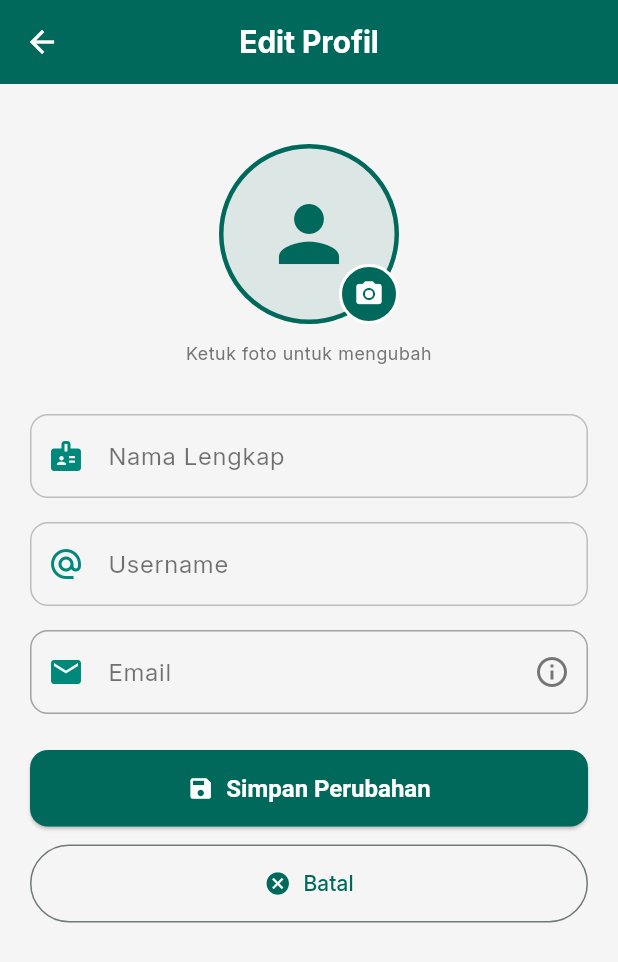
After one commit to kanochiiyo/quizverse-v2, a Flutter app: the ProfileView screen opened directly, after a tap on "Edit Profil", on a phone screen of 412 x 824 dp. The commit adds this screen. Shown: the top 962 px of the screen. Run offline on Flutter 3.47's test engine with Material 3 defaults, Android fonts, the phone set to English and light mode, and no system bars; our stand-ins replace cloud_firestore, confetti, dio, firebase_auth, firebase_core, flutter_local_notifications and 8 more; accounts and stored records are empty.

Commit message:
feat(profile): implement crud for profile view

```diff
--- /dev/null
+++ b/lib/views/home/edit_profile_view.dart
@@ -0,0 +1,451 @@
+import 'dart:io';
+import 'package:flutter/material.dart';
+import 'package:image_picker/image_picker.dart';
+import 'package:firebase_auth/firebase_auth.dart';
+import 'package:quizverse/services/profile_service.dart';
+
+class EditProfileView extends StatefulWidget {
+  final String fullName;
+  final String username;
+  final String email;
+  final String? profilePhotoUrl;
+
+  const EditProfileView({
+    super.key,
+    required this.fullName,
+    required this.username,
+    required this.email,
+    this.profilePhotoUrl,
+  });
+
+  @override
+  State<EditProfileView> createState() => _EditProfileViewState();
+}
+
+class _EditProfileViewState extends State<EditProfileView> {
+  final ProfileService _profileService = ProfileService();
+  final ImagePicker _imagePicker = ImagePicker();
+
+  late TextEditingController _fullNameController;
+  late TextEditingController _usernameController;
+  late TextEditingController _emailController;
+
+  File? _newProfileImage;
+  bool _deleteCurrentPhoto = false;
+  bool _isLoading = false;
+  String? _errorMessage;
+
+  @override
+  void initState() {
+    super.initState();
+    _fullNameController = TextEditingController(text: widget.fullName);
+    _usernameController = TextEditingController(text: widget.username);
+    _emailController = TextEditingController(text: widget.email);
+  }
+
+  @override
+  void dispose() {
+    _fullNameController.dispose();
+    _usernameController.dispose();
+    _emailController.dispose();
+    super.dispose();
+  }
+
+  Future<void> _pickImageFromGallery() async {
+    try {
+      final XFile? pickedFile = await _imagePicker.pickImage(
+        source: ImageSource.gallery,
+        maxWidth: 800,
+        maxHeight: 800,
+        imageQuality: 85,
+      );
+
+      if (pickedFile != null) {
+        setState(() {
+          _newProfileImage = File(pickedFile.path);
+          _deleteCurrentPhoto = false;
+        });
+
+        debugPrint('Image selected from gallery: ${pickedFile.path}');
+      } else {
+        debugPrint('No image selected from gallery');
+      }
+    } catch (e) {
+      debugPrint('Error picking image: $e');
+      if (mounted) {
+        ScaffoldMessenger.of(context).showSnackBar(
+          SnackBar(
+            content: Text('Gagal memilih foto: ${e.toString()}'),
+            backgroundColor: Colors.red,
+          ),
+        );
+      }
+    }
+  }
+
+  Future<void> _pickImageFromCamera() async {
+    try {
+      final XFile? pickedFile = await _imagePicker.pickImage(
+        source: ImageSource.camera,
+        maxWidth: 800,
+        maxHeight: 800,
+        imageQuality: 85,
+        preferredCameraDevice: CameraDevice.front,
+      );
+
+      if (pickedFile != null) {
+        setState(() {
+          _newProfileImage = File(pickedFile.path);
+          _deleteCurrentPhoto = false;
+        });
+
+        debugPrint('Photo taken from camera: ${pickedFile.path}');
+      } else {
+        debugPrint('Camera cancelled');
+      }
+    } catch (e) {
+      debugPrint('Error taking photo: $e');
+      if (mounted) {
+        ScaffoldMessenger.of(context).showSnackBar(
+          SnackBar(
+            content: Text('Gagal mengambil foto: ${e.toString()}'),
+            backgroundColor: Colors.red,
+          ),
+        );
+      }
+    }
+  }
+
+  void _showPhotoOptions() {
+    showModalBottomSheet(
+      context: context,
+      shape: const RoundedRectangleBorder(
+        borderRadius: BorderRadius.vertical(top: Radius.circular(20)),
+      ),
+      builder: (context) {
+        return SafeArea(
+          child: Padding(
+            padding: const EdgeInsets.symmetric(vertical: 20),
+            child: Column(
+              mainAxisSize: MainAxisSize.min,
+              children: [
+                ListTile(
+                  leading: const Icon(Icons.photo_library, color: Colors.blue),
+                  title: const Text('Pilih dari Galeri'),
+                  onTap: () {
+                    Navigator.pop(context);
+                    _pickImageFromGallery();
+                  },
+                ),
+                ListTile(
+                  leading: const Icon(Icons.camera_alt, color: Colors.green),
+                  title: const Text('Ambil Foto'),
+                  onTap: () {
+                    Navigator.pop(context);
+                    _pickImageFromCamera();
+                  },
+                ),
+                if (widget.profilePhotoUrl != null || _newProfileImage != null)
+                  ListTile(
+                    leading: const Icon(Icons.delete, color: Colors.red),
+                    title: const Text('Hapus Foto Profil'),
+                    onTap: () {
+                      Navigator.pop(context);
+                      setState(() {
+                        _newProfileImage = null;
+                        _deleteCurrentPhoto = true;
+                      });
+                    },
+                  ),
+                const Divider(),
+                ListTile(
+                  leading: const Icon(Icons.close),
+                  title: const Text('Batal'),
+                  onTap: () => Navigator.pop(context),
+                ),
+              ],
+            ),
+          ),
+        );
+      },
+    );
+  }
+
+  Future<void> _updateProfile() async {
+    final fullName = _fullNameController.text.trim();
+    final username = _usernameController.text.trim();
+
+    if (fullName.isEmpty) {
+      setState(() {
+        _errorMessage = 'Nama lengkap tidak boleh kosong!';
+      });
+      return;
+    }
+
+    if (username.isEmpty) {
+      setState(() {
+        _errorMessage = 'Username tidak boleh kosong!';
+      });
+      return;
+    }
+
+    if (username.length < 3) {
+      setState(() {
+        _errorMessage = 'Username minimal 3 karakter!';
+      });
+      return;
+    }
+
+    setState(() {
+      _isLoading = true;
+      _errorMessage = null;
+    });
+
+    try {
+      final userId = FirebaseAuth.instance.currentUser?.uid;
+      if (userId == null) {
+        throw Exception('User tidak ditemukan');
+      }
+
+      if (username != widget.username) {
+        final isAvailable = await _profileService.isUsernameAvailable(
+          username,
+          userId,
+        );
+
+        if (!isAvailable) {
+          setState(() {
+            _errorMessage = 'Username "$username" sudah digunakan!';
+            _isLoading = false;
+          });
+          return;
+        }
+      }
+
+      await _profileService.updateProfile(
+        userId: userId,
+        fullName: fullName,
+        username: username,
+        newProfileImage: _newProfileImage,
+        deleteProfilePhoto: _deleteCurrentPhoto,
+      );
+
+      if (!mounted) return;
+
+      ScaffoldMessenger.of(context).showSnackBar(
+        const SnackBar(
+          content: Text('Profil berhasil diperbarui!'),
+          backgroundColor: Colors.green,
+        ),
+      );
+
+      Navigator.pop(context, true);
+    } catch (e) {
+      if (!mounted) return;
+      setState(() {
+        _errorMessage = e.toString().contains('Exception:')
+            ? e.toString().replaceFirst('Exception: ', '')
+            : 'Gagal memperbarui profil: ${e.toString()}';
+      });
+    } finally {
+      if (mounted) {
+        setState(() {
+          _isLoading = false;
+        });
+      }
+    }
+  }
+
+  Widget _buildProfileImageSection(ThemeData theme) {
+    return Center(
+      child: Stack(
+        children: [
+          GestureDetector(
+            onTap: _showPhotoOptions,
+            child: Container(
+              width: 120,
+              height: 120,
+              decoration: BoxDecoration(
+                shape: BoxShape.circle,
+                color: theme.primaryColor.withAlpha(26),
+                border: Border.all(color: theme.primaryColor, width: 3),
+              ),
+              child: ClipOval(child: _buildProfileImage(theme)),
+            ),
+          ),
+          Positioned(
+            bottom: 0,
+            right: 0,
+            child: GestureDetector(
+              onTap: _showPhotoOptions,
+              child: Container(
+                padding: const EdgeInsets.all(8),
+                decoration: BoxDecoration(
+                  color: theme.primaryColor,
+                  shape: BoxShape.circle,
+                  border: Border.all(color: Colors.white, width: 2),
+                ),
+                child: const Icon(
+                  Icons.camera_alt,
+                  color: Colors.white,
+                  size: 20,
+                ),
+              ),
+            ),
+          ),
+        ],
+      ),
+    );
+  }
+
+  Widget _buildProfileImage(ThemeData theme) {
+    if (_newProfileImage != null) {
+      return Image.file(
+        _newProfileImage!,
+        fit: BoxFit.cover,
+        width: 120,
+        height: 120,
+      );
+    }
+
+    if (_deleteCurrentPhoto) {
+      return Icon(Icons.person, size: 60, color: theme.primaryColor);
+    }
+
+    if (widget.profilePhotoUrl != null && widget.profilePhotoUrl!.isNotEmpty) {
+      return Image.network(
+        widget.profilePhotoUrl!,
+        fit: BoxFit.cover,
+        width: 120,
+        height: 120,
+        errorBuilder: (context, error, stackTrace) {
+          return Icon(Icons.person, size: 60, color: theme.primaryColor);
+        },
+      );
+    }
+
+    return Icon(Icons.person, size: 60, color: theme.primaryColor);
+  }
+
+  @override
+  Widget build(BuildContext context) {
+    final theme = Theme.of(context);
+    final colorScheme = theme.colorScheme;
+
+    return Scaffold(
+      appBar: AppBar(title: const Text('Edit Profil')),
+      body: SingleChildScrollView(
+        padding: const EdgeInsets.all(20.0),
+        child: Column(
+          crossAxisAlignment: CrossAxisAlignment.stretch,
+          children: [
+            const SizedBox(height: 20),
+
+            _buildProfileImageSection(theme),
+            const SizedBox(height: 12),
+
+            Text(
+              'Ketuk foto untuk mengubah',
+              textAlign: TextAlign.center,
+              style: theme.textTheme.bodySmall?.copyWith(
+                color: Colors.grey[600],
+              ),
+            ),
+
+            const SizedBox(height: 32),
+
+            TextField(
+              controller: _fullNameController,
+              decoration: const InputDecoration(
+                labelText: 'Nama Lengkap',
+                prefixIcon: Icon(Icons.badge),
+                hintText: 'Masukkan nama lengkap',
+              ),
+              enabled: !_isLoading,
+              textCapitalization: TextCapitalization.words,
+            ),
+            const SizedBox(height: 16),
+
+            TextField(
+              controller: _usernameController,
+              decoration: const InputDecoration(
+                labelText: 'Username',
+                prefixIcon: Icon(Icons.alternate_email),
+                hintText: 'Masukkan username',
+              ),
+              enabled: !_isLoading,
+            ),
+            const SizedBox(height: 16),
+
+            TextField(
+              controller: _emailController,
+              decoration: InputDecoration(
+                labelText: 'Email',
+                prefixIcon: const Icon(Icons.email),
+                suffixIcon: Tooltip(
+                  message: 'Email tidak dapat diubah',
+                  child: Icon(Icons.info_outline, color: Colors.grey[600]),
+                ),
+                filled: true,
+                fillColor: Colors.grey[100],
+              ),
+              enabled: false,
+            ),
+            const SizedBox(height: 24),
+
+            if (_errorMessage != null)
+              Container(
+                padding: const EdgeInsets.all(12),
+                margin: const EdgeInsets.only(bottom: 16),
+                decoration: BoxDecoration(
+                  color: colorScheme.error.withAlpha(26),
+                  borderRadius: BorderRadius.circular(8),
+                  border: Border.all(color: colorScheme.error),
+                ),
+                child: Row(
+                  children: [
+                    Icon(Icons.error_outline, color: colorScheme.error),
+                    const SizedBox(width: 12),
+                    Expanded(
+                      child: Text(
+                        _errorMessage!,
+                        style: TextStyle(color: colorScheme.error),
+                      ),
+                    ),
+                  ],
+                ),
+              ),
+
+            ElevatedButton.icon(
+              onPressed: _isLoading ? null : _updateProfile,
+              icon: _isLoading
+                  ? const SizedBox(
+                      width: 20,
+                      height: 20,
+                      child: CircularProgressIndicator(
+                        strokeWidth: 2,
+                        color: Colors.white,
+                      ),
+                    )
+                  : const Icon(Icons.save),
+              label: Text(_isLoading ? 'Menyimpan...' : 'Simpan Perubahan'),
+              style: ElevatedButton.styleFrom(
+                padding: const EdgeInsets.symmetric(vertical: 16),
+              ),
+            ),
+            const SizedBox(height: 12),
+
+            OutlinedButton.icon(
+              onPressed: _isLoading ? null : () => Navigator.pop(context),
+              icon: const Icon(Icons.cancel),
+              label: const Text('Batal'),
+              style: OutlinedButton.styleFrom(
+                padding: const EdgeInsets.symmetric(vertical: 16),
+              ),
+            ),
+          ],
+        ),
+      ),
+    );
+  }
+}
--- a/lib/views/home/profile_view.dart
+++ b/lib/views/home/profile_view.dart
@@ -4,6 +4,7 @@ import 'package:cloud_firestore/cloud_firestore.dart';
 import 'package:quizverse/controllers/auth_controller.dart';
 import 'package:quizverse/services/firestore_service.dart';
 import 'package:quizverse/views/auth/login_view.dart';
+import 'package:quizverse/views/home/edit_profile_view.dart';
 import 'package:quizverse/services/achievement_service.dart';
 import 'package:quizverse/models/achievement_model.dart';
 
@@ -122,7 +123,7 @@ class _ProfileViewState extends State<ProfileView> {
       final totalQuizzes = history.length;
       final totalDurationSeconds = history.fold<int>(
         0,
-        (sums, item) => sums + (item['duration'] as int? ?? 0),
+        (sum, item) => sum + (item['duration'] as int? ?? 0),
       );
       final duration = Duration(seconds: totalDurationSeconds);
 
@@ -557,6 +558,31 @@ class _ProfileViewState extends State<ProfileView> {
     );
   }
 
+  void _navigateToEditProfile() async {
+    if (_fullName == null || _username == null || _email == null) {
+      ScaffoldMessenger.of(
+        context,
+      ).showSnackBar(const SnackBar(content: Text('Data profil belum dimuat')));
+      return;
+    }
+
+    final result = await Navigator.push(
+      context,
+      MaterialPageRoute(
+        builder: (context) => EditProfileView(
+          fullName: _fullName!,
+          username: _username!,
+          email: _email!,
+          profilePhotoUrl: _profilePhotoUrl,
+        ),
+      ),
+    );
+
+    if (result == true) {
+      await _loadUserProfileDirectly();
+    }
+  }
+
   Widget _buildProfileHeader(BuildContext context) {
     final theme = Theme.of(context);
 
@@ -621,6 +647,18 @@ class _ProfileViewState extends State<ProfileView> {
               ],
             ),
           ),
+
+        const SizedBox(height: 16),
+        OutlinedButton.icon(
+          onPressed: _isLoadingProfile ? null : _navigateToEditProfile,
+          icon: const Icon(Icons.edit, size: 18),
+          label: const Text('Edit Profil'),
+          style: OutlinedButton.styleFrom(
+            padding: const EdgeInsets.symmetric(horizontal: 24, vertical: 12),
+            side: BorderSide(color: theme.primaryColor),
+            foregroundColor: theme.primaryColor,
+          ),
+        ),
       ],
     );
   }
```
Also changed, not shown: lib/services/cloudinary_service.dart (+43 -6 lines), lib/services/profile_service.dart (added, +110 -0 lines), 1 other file.
